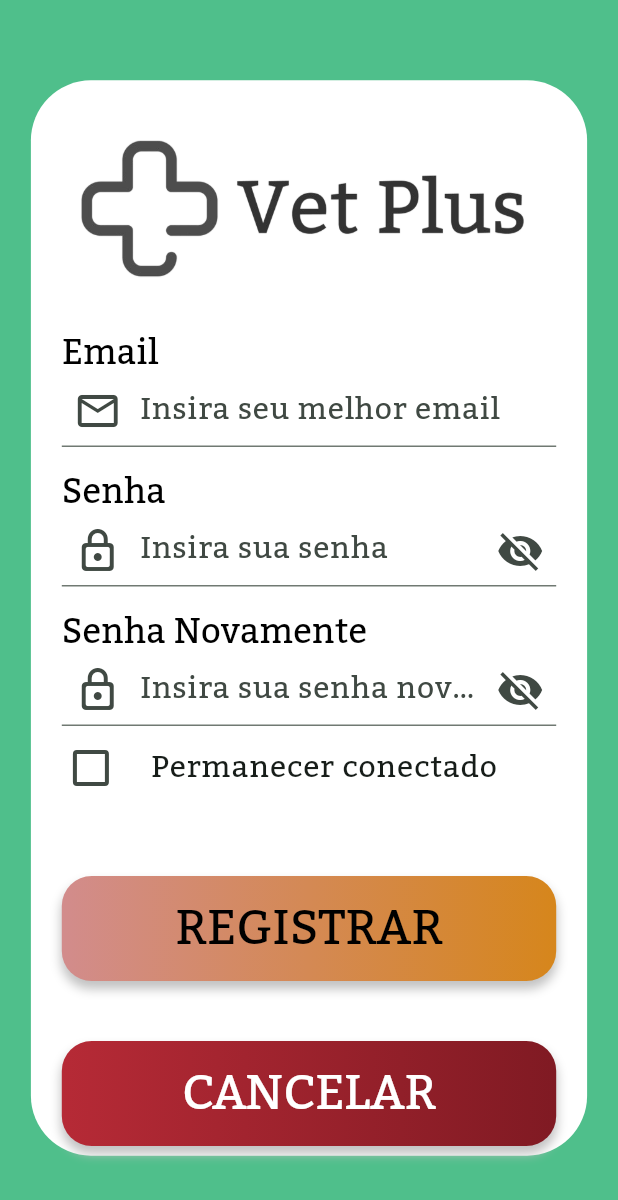
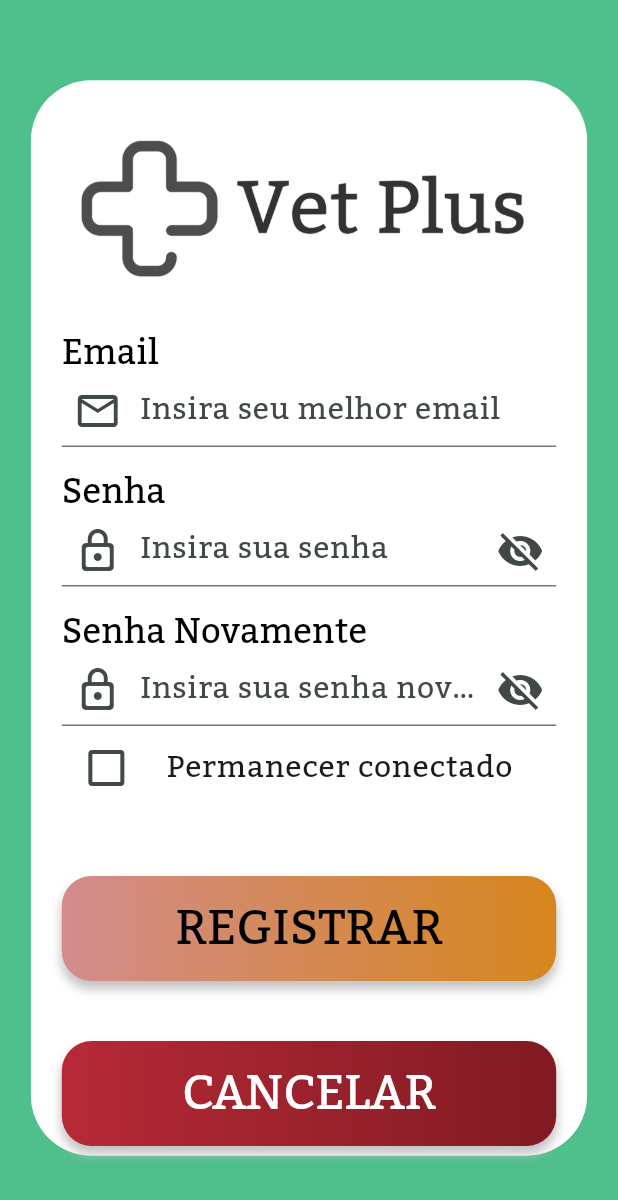
Before and after one commit to SirOtaiv/Vet_Plus, a Flutter app: the RegisterPage screen opened directly, on a phone screen of 412 x 824 dp. Shown: the top 1200 px of the screen. Run offline on Flutter 3.47's test engine with Material 3 defaults, Android fonts, the phone set to English and light mode, and no system bars.

Commit message:
Ajustado posicionamento checkbox conectado

```diff
--- a/lib/pages/login_page.dart
+++ b/lib/pages/login_page.dart
@@ -113,7 +113,7 @@ class _LoginPageState extends State<LoginPage> {
                           ),
                           SizedBox(
                             height: 60,
-                            width: screenConfig.viewWidth * 0.9,
+                            width: screenConfig.viewWidth * 0.85,
                             child: CheckboxTile(
                               title: const Text(
                                 "Permanecer conectado",
--- a/lib/pages/register_page.dart
+++ b/lib/pages/register_page.dart
@@ -207,7 +207,7 @@ class _RegisterPageState extends State<RegisterPage> {
                           ),
                           SizedBox(
                             height: 60,
-                            width: screenConfig.viewWidth * 0.9,
+                            width: screenConfig.viewWidth * 0.85,
                             child: CheckboxTile(
                               title: const Text(
                                 "Permanecer conectado",
```
